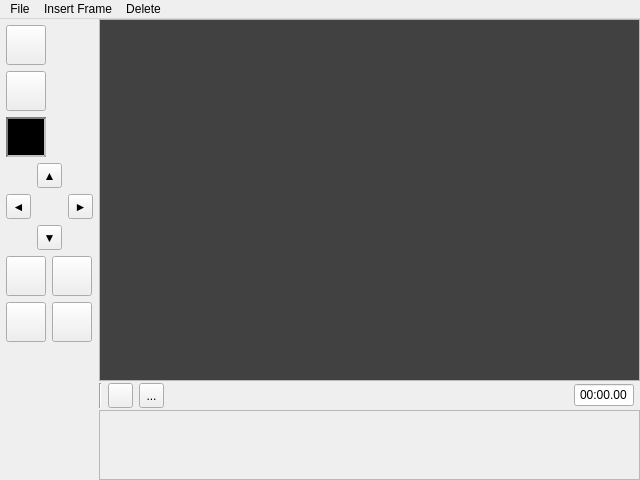
The window that mainwindow.ui (RickWhitefreeze/UI_cs383_goofy-lights) describes before a commit, drawn with Qt 5.
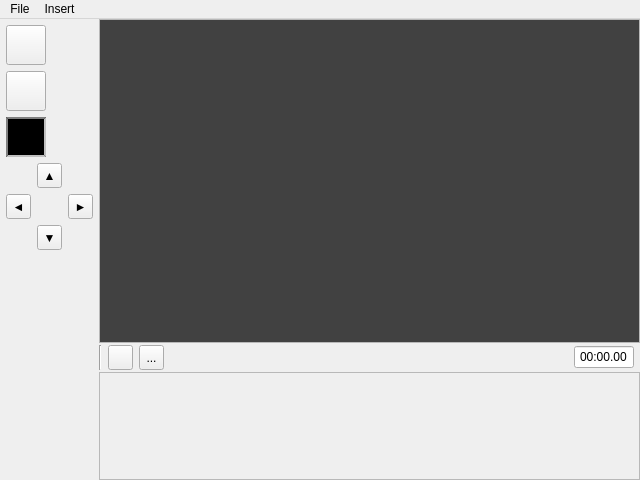
The same window after the commit. Icons and pictures are not drawn.

Commit message: Revert "Frames so many frames, let's try this again"

```diff
--- a/mainwindow.ui
+++ b/mainwindow.ui
@@ -29,7 +29,7 @@
      <verstretch>0</verstretch>
     </sizepolicy>
    </property>
-   <layout class="QGridLayout" name="gridLayout">
+   <layout class="QGridLayout" name="gridLayout" rowstretch="12,1,4" columnstretch="0,0">
     <property name="leftMargin">
      <number>0</number>
     </property>
@@ -76,10 +76,8 @@
         <rect>
          <x>0</x>
          <y>0</y>
-
-         <width>535</width>
-         <height>85</height>
-
+         <width>537</width>
+         <height>105</height>
         </rect>
        </property>
        <layout class="QHBoxLayout" name="horizontalLayout_2">
@@ -90,7 +88,6 @@
       </widget>
      </widget>
     </item>
-
     <item row="0" column="1">
      <widget class="QScrollArea" name="canvasView">
       <property name="widgetResizable">
@@ -257,52 +254,8 @@
       </item>
      </layout>
     </item>
-    <item row="0" column="1">
-     <widget class="QScrollArea" name="canvasView">
-      <property name="widgetResizable">
-       <bool>true</bool>
-      </property>
-      <widget class="QWidget" name="canvasArea">
-       <property name="geometry">
-        <rect>
-         <x>0</x>
-         <y>0</y>
-         <width>535</width>
-         <height>334</height>
-        </rect>
-       </property>
-       <property name="styleSheet">
-        <string notr="true">background-color: rgb(65, 65, 65);</string>
-       </property>
-       <layout class="QGridLayout" name="gridLayout_2">
-        <property name="leftMargin">
-         <number>6</number>
-        </property>
-        <property name="topMargin">
-         <number>6</number>
-        </property>
-        <property name="rightMargin">
-         <number>6</number>
-        </property>
-        <property name="bottomMargin">
-         <number>6</number>
-        </property>
-        <property name="spacing">
-         <number>0</number>
-        </property>
-        <item row="0" column="1">
-         <layout class="QGridLayout" name="canvas">
-          <property name="spacing">
-           <number>1</number>
-          </property>
-         </layout>
-        </item>
-       </layout>
-      </widget>
-     </widget>
-    </item>
     <item row="0" column="0">
-     <layout class="QGridLayout" name="gridLayout_8">
+     <layout class="QVBoxLayout" name="verticalLayout">
       <property name="sizeConstraint">
        <enum>QLayout::SetDefaultConstraint</enum>
       </property>
@@ -315,7 +268,7 @@
       <property name="rightMargin">
        <number>6</number>
       </property>
-      <item row="0" column="0">
+      <item>
        <widget class="QToolButton" name="toolButton_4">
         <property name="minimumSize">
          <size>
@@ -338,7 +291,7 @@
         </property>
        </widget>
       </item>
-      <item row="1" column="0">
+      <item>
        <widget class="QToolButton" name="toolButton_3">
         <property name="minimumSize">
          <size>
@@ -361,7 +314,7 @@
         </property>
        </widget>
       </item>
-      <item row="2" column="0">
+      <item>
        <widget class="QToolButton" name="toolColor">
         <property name="minimumSize">
          <size>
@@ -384,20 +337,7 @@
         </property>
        </widget>
       </item>
-      <item row="6" column="0">
-       <spacer name="verticalSpacer">
-        <property name="orientation">
-         <enum>Qt::Vertical</enum>
-        </property>
-        <property name="sizeHint" stdset="0">
-         <size>
-          <width>20</width>
-          <height>40</height>
-         </size>
-        </property>
-       </spacer>
-      </item>
-      <item row="3" column="0">
+      <item>
        <layout class="QGridLayout" name="gridLayout_4">
         <item row="2" column="2">
          <widget class="QToolButton" name="buttonDown">
@@ -418,9 +358,27 @@
           </property>
          </widget>
         </item>
+        <item row="1" column="1">
+         <widget class="QToolButton" name="buttonLeft">
+          <property name="minimumSize">
+           <size>
+            <width>25</width>
+            <height>25</height>
+           </size>
+          </property>
+          <property name="maximumSize">
+           <size>
+            <width>25</width>
+            <height>25</height>
+           </size>
+          </property>
+          <property name="text">
+           <string>◄</string>
+          </property>
+         </widget>
+        </item>
         <item row="0" column="2">
          <widget class="QToolButton" name="buttonUp">
-
           <property name="minimumSize">
            <size>
             <width>25</width>
@@ -434,16 +392,12 @@
            </size>
           </property>
           <property name="text">
-
-
            <string>▲</string>
           </property>
          </widget>
         </item>
         <item row="1" column="3">
          <widget class="QToolButton" name="buttonRight">
-
-
           <property name="minimumSize">
            <size>
             <width>25</width>
@@ -457,142 +411,24 @@
            </size>
           </property>
           <property name="text">
-
-
            <string>►</string>
           </property>
          </widget>
         </item>
-        <item row="1" column="1">
-         <widget class="QToolButton" name="buttonLeft">
-
-
-          <property name="minimumSize">
-           <size>
-            <width>25</width>
-            <height>25</height>
-           </size>
-          </property>
-          <property name="maximumSize">
-           <size>
-            <width>25</width>
-            <height>25</height>
-           </size>
-          </property>
-          <property name="text">
-           <string>◄</string>
-          </property>
-         </widget>
-        </item>
        </layout>
       </item>
-      <item row="5" column="0">
-       <layout class="QGridLayout" name="gridLayout_11">
-        <item row="1" column="1">
-         <widget class="QPushButton" name="insertBefore">
-          <property name="minimumSize">
-           <size>
-            <width>40</width>
-            <height>40</height>
-           </size>
-          </property>
-          <property name="maximumSize">
-           <size>
-            <width>40</width>
-            <height>40</height>
-           </size>
-          </property>
-          <property name="toolTip">
-           <string>Insert frame before</string>
-          </property>
-          <property name="text">
-           <string/>
-          </property>
-          <property name="icon">
-           <iconset resource="resources.qrc">
-            <normaloff>:/images/icons/insertBefore.png</normaloff>:/images/icons/insertBefore.png</iconset>
-          </property>
-         </widget>
-        </item>
-        <item row="1" column="0">
-         <widget class="QPushButton" name="insertAfter">
-          <property name="minimumSize">
-           <size>
-            <width>40</width>
-            <height>40</height>
-           </size>
-          </property>
-          <property name="maximumSize">
-           <size>
-            <width>40</width>
-            <height>40</height>
-           </size>
-          </property>
-          <property name="toolTip">
-           <string>Insert frame after</string>
-          </property>
-          <property name="text">
-           <string/>
-          </property>
-          <property name="icon">
-           <iconset resource="resources.qrc">
-            <normaloff>:/images/icons/insertAfter.png</normaloff>:/images/icons/insertAfter.png</iconset>
-          </property>
-         </widget>
-        </item>
-        <item row="2" column="0">
-         <widget class="QPushButton" name="deleteFrameButton">
-          <property name="minimumSize">
-           <size>
-            <width>40</width>
-            <height>40</height>
-           </size>
-          </property>
-          <property name="maximumSize">
-           <size>
-            <width>40</width>
-            <height>40</height>
-           </size>
-          </property>
-          <property name="toolTip">
-           <string>Delete frame</string>
-          </property>
-          <property name="text">
-           <string/>
-          </property>
-          <property name="icon">
-           <iconset resource="resources.qrc">
-            <normaloff>:/images/icons/delete.png</normaloff>:/images/icons/delete.png</iconset>
-          </property>
-         </widget>
-        </item>
-        <item row="2" column="1">
-         <widget class="QPushButton" name="copyFrame">
-          <property name="minimumSize">
-           <size>
-            <width>40</width>
-            <height>40</height>
-           </size>
-          </property>
-          <property name="maximumSize">
-           <size>
-            <width>40</width>
-            <height>40</height>
-           </size>
-          </property>
-          <property name="toolTip">
-           <string>Add copy of frame</string>
-          </property>
-          <property name="text">
-           <string/>
-          </property>
-          <property name="icon">
-           <iconset resource="resources.qrc">
-            <normaloff>:/images/icons/copy.png</normaloff>:/images/icons/copy.png</iconset>
-          </property>
-         </widget>
-        </item>
-       </layout>
+      <item>
+       <spacer name="verticalSpacer">
+        <property name="orientation">
+         <enum>Qt::Vertical</enum>
+        </property>
+        <property name="sizeHint" stdset="0">
+         <size>
+          <width>20</width>
+          <height>40</height>
+         </size>
+        </property>
+       </spacer>
       </item>
      </layout>
     </item>
@@ -619,21 +455,12 @@
    </widget>
    <widget class="QMenu" name="menuInsert">
     <property name="title">
-     <string>Insert Frame</string>
+     <string>Insert</string>
     </property>
-    <addaction name="actionInsert_After"/>
-    <addaction name="actionInsert_Before"/>
-    <addaction name="actionInsert_Copy"/>
-   </widget>
-   <widget class="QMenu" name="menuDelete">
-    <property name="title">
-     <string>Delete</string>
-    </property>
-    <addaction name="actionDelete_Frame"/>
+    <addaction name="actionNew_Frame"/>
    </widget>
    <addaction name="menuFile"/>
    <addaction name="menuInsert"/>
-   <addaction name="menuDelete"/>
   </widget>
   <action name="actionMenuOpen">
    <property name="text">
@@ -681,26 +508,6 @@
     <string>New Frame</string>
    </property>
   </action>
-  <action name="actionInsert_After">
-   <property name="text">
-    <string>Insert After</string>
-   </property>
-  </action>
-  <action name="actionInsert_Before">
-   <property name="text">
-    <string>Insert Before</string>
-   </property>
-  </action>
-  <action name="actionDelete_Frame">
-   <property name="text">
-    <string>Delete Frame</string>
-   </property>
-  </action>
-  <action name="actionInsert_Copy">
-   <property name="text">
-    <string>Insert Copy</string>
-   </property>
-  </action>
  </widget>
  <layoutdefault spacing="6" margin="11"/>
  <resources>
```
The commit also changes 7 other files.
